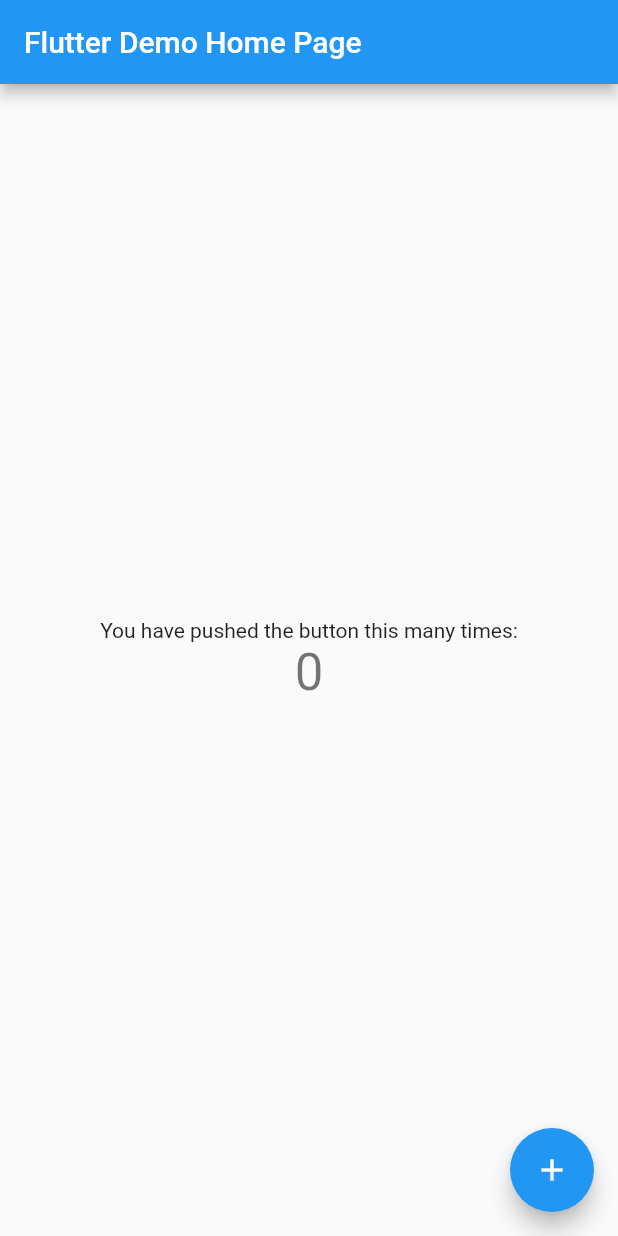
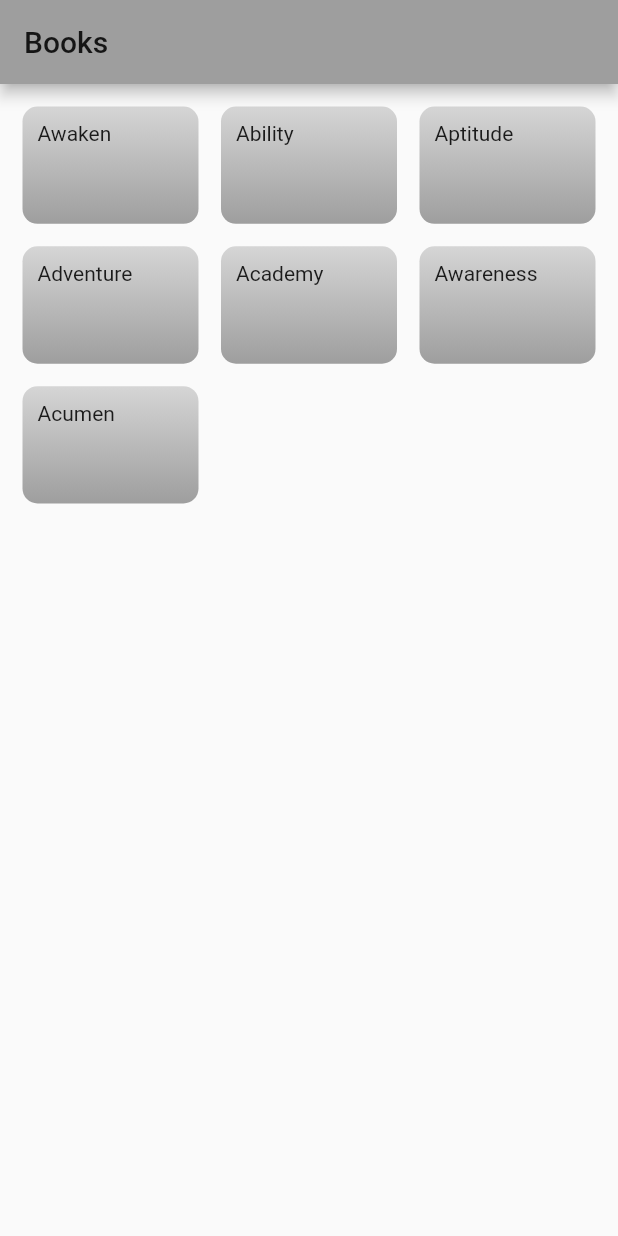
Before and after one commit to Sres0/flutter-practice, a Flutter app: the screen it shows after launch, on a phone screen of 412 x 824 dp. Run offline on Flutter 3.47's test engine with Material 2 defaults, Android fonts, the phone set to English and light mode, and no system bars.

Commit message:
primary grid view of categories

```diff
--- /dev/null
+++ b/lib/constants/category_list.dart
@@ -0,0 +1,14 @@
+// import 'package:flutter/material.dart';
+
+import '../models/category.dart';
+import '../constants/theme_data.dart';
+
+List<Category> categories = [
+  Category(id: 1, title: 'Awaken', color: kPrimaryColor),
+  Category(id: 2, title: 'Ability', color: kPrimaryColor),
+  Category(id: 3, title: 'Aptitude', color: kPrimaryColor),
+  Category(id: 4, title: 'Adventure', color: kPrimaryColor),
+  Category(id: 5, title: 'Academy', color: kPrimaryColor),
+  Category(id: 6, title: 'Awareness', color: kPrimaryColor),
+  Category(id: 7, title: 'Acumen', color: kPrimaryColor),
+];
--- /dev/null
+++ b/lib/constants/theme_data.dart
@@ -0,0 +1,9 @@
+import 'package:flutter/material.dart';
+
+final Color kPrimaryColor = Colors.grey.shade500;
+final Color kPrimaryColorLight = Colors.grey.shade300;
+final Color kPrimaryColorDark = Colors.grey.shade800;
+final Color kSecondaryColor = Colors.blue.shade500;
+final Color kSecondaryColorDark = Colors.blue.shade900;
+final Color kAccentColor = Colors.green.shade500;
+final Color kAccentColorDark = Colors.green.shade900;
--- a/lib/main.dart
+++ b/lib/main.dart
@@ -1,113 +1,38 @@
 import 'package:flutter/material.dart';
 
-void main() {
-  runApp(MyApp());
-}
+import 'screens/categories_screen.dart';
+
+void main() => runApp(MyApp());
 
 class MyApp extends StatelessWidget {
-  // This widget is the root of your application.
   @override
   Widget build(BuildContext context) {
     return MaterialApp(
       title: 'Flutter Demo',
       theme: ThemeData(
-        // This is the theme of your application.
-        //
-        // Try running your application with "flutter run". You'll see the
-        // application has a blue toolbar. Then, without quitting the app, try
-        // changing the primarySwatch below to Colors.green and then invoke
-        // "hot reload" (press "r" in the console where you ran "flutter run",
-        // or simply save your changes to "hot reload" in a Flutter IDE).
-        // Notice that the counter didn't reset back to zero; the application
-        // is not restarted.
-        primarySwatch: Colors.blue,
+        primarySwatch: Colors.grey,
       ),
-      home: MyHomePage(title: 'Flutter Demo Home Page'),
+      // home: MyHomePage(),
+      home: CategoriesScreen(),
     );
   }
 }
 
 class MyHomePage extends StatefulWidget {
-  MyHomePage({Key? key, required this.title}) : super(key: key);
-
-  // This widget is the home page of your application. It is stateful, meaning
-  // that it has a State object (defined below) that contains fields that affect
-  // how it looks.
-
-  // This class is the configuration for the state. It holds the values (in this
-  // case the title) provided by the parent (in this case the App widget) and
-  // used by the build method of the State. Fields in a Widget subclass are
-  // always marked "final".
-
-  final String title;
+  const MyHomePage();
 
   @override
   _MyHomePageState createState() => _MyHomePageState();
 }
 
 class _MyHomePageState extends State<MyHomePage> {
-  int _counter = 0;
-
-  void _incrementCounter() {
-    setState(() {
-      // This call to setState tells the Flutter framework that something has
-      // changed in this State, which causes it to rerun the build method below
-      // so that the display can reflect the updated values. If we changed
-      // _counter without calling setState(), then the build method would not be
-      // called again, and so nothing would appear to happen.
-      _counter++;
-    });
-  }
-
   @override
   Widget build(BuildContext context) {
-    // This method is rerun every time setState is called, for instance as done
-    // by the _incrementCounter method above.
-    //
-    // The Flutter framework has been optimized to make rerunning build methods
-    // fast, so that you can just rebuild anything that needs updating rather
-    // than having to individually change instances of widgets.
     return Scaffold(
       appBar: AppBar(
-        // Here we take the value from the MyHomePage object that was created by
-        // the App.build method, and use it to set our appbar title.
-        title: Text(widget.title),
+        title: Text('Writers'),
       ),
-      body: Center(
-        // Center is a layout widget. It takes a single child and positions it
-        // in the middle of the parent.
-        child: Column(
-          // Column is also a layout widget. It takes a list of children and
-          // arranges them vertically. By default, it sizes itself to fit its
-          // children horizontally, and tries to be as tall as its parent.
-          //
-          // Invoke "debug painting" (press "p" in the console, choose the
-          // "Toggle Debug Paint" action from the Flutter Inspector in Android
-          // Studio, or the "Toggle Debug Paint" command in Visual Studio Code)
-          // to see the wireframe for each widget.
-          //
-          // Column has various properties to control how it sizes itself and
-          // how it positions its children. Here we use mainAxisAlignment to
-          // center the children vertically; the main axis here is the vertical
-          // axis because Columns are vertical (the cross axis would be
-          // horizontal).
-          mainAxisAlignment: MainAxisAlignment.center,
-          children: <Widget>[
-            Text(
-              'You have pushed the button this many times:',
-            ),
-            Text(
-              '$_counter',
-              style: Theme.of(context).textTheme.headline4,
-            ),
-          ],
-        ),
-      ),
-      floatingActionButton: FloatingActionButton(
-        onPressed: _incrementCounter,
-        tooltip: 'Increment',
-        child: Icon(Icons.add),
-      ), // This trailing comma makes auto-formatting nicer for build methods.
+      body: CategoriesScreen(),
     );
   }
 }
--- /dev/null
+++ b/lib/models/category.dart
@@ -0,0 +1,13 @@
+import 'package:flutter/material.dart';
+
+class Category {
+  final int id;
+  final String title;
+  final Color color;
+
+  const Category({
+    required this.id,
+    required this.title,
+    required this.color,
+  });
+}
--- /dev/null
+++ b/lib/screens/categories_screen.dart
@@ -0,0 +1,31 @@
+import 'package:flutter/material.dart';
+
+import '../constants/category_list.dart';
+import '../widgets/category_card.dart';
+
+class CategoriesScreen extends StatelessWidget {
+  const CategoriesScreen();
+
+  @override
+  Widget build(BuildContext context) {
+    final _mediaQuery = MediaQuery.of(context);
+    return Scaffold(
+      appBar: AppBar(title: const Text('Books')),
+      body: Padding(
+        padding: const EdgeInsets.all(15),
+        child: GridView(
+          children: categories.map((cat) {
+            print(cat.id);
+            return CategoryCard(cat.title, cat.color);
+          }).toList(),
+          gridDelegate: SliverGridDelegateWithMaxCrossAxisExtent(
+            maxCrossAxisExtent: _mediaQuery.size.width * 0.3,
+            childAspectRatio: 3 / 2,
+            crossAxisSpacing: 15,
+            mainAxisSpacing: 15,
+          ),
+        ),
+      ),
+    );
+  }
+}
--- /dev/null
+++ b/lib/widgets/category_card.dart
@@ -0,0 +1,24 @@
+import 'package:flutter/material.dart';
+
+class CategoryCard extends StatelessWidget {
+  final String title;
+  final Color color;
+
+  const CategoryCard(this.title, this.color);
+
+  @override
+  Widget build(BuildContext context) {
+    return Container(
+      padding: const EdgeInsets.all(10),
+      child: Text(title),
+      decoration: BoxDecoration(
+        gradient: LinearGradient(
+          colors: [color.withOpacity(0.4), color],
+          begin: Alignment.topCenter,
+          end: Alignment.bottomCenter,
+        ),
+        borderRadius: BorderRadius.circular(10),
+      ),
+    );
+  }
+}
```
